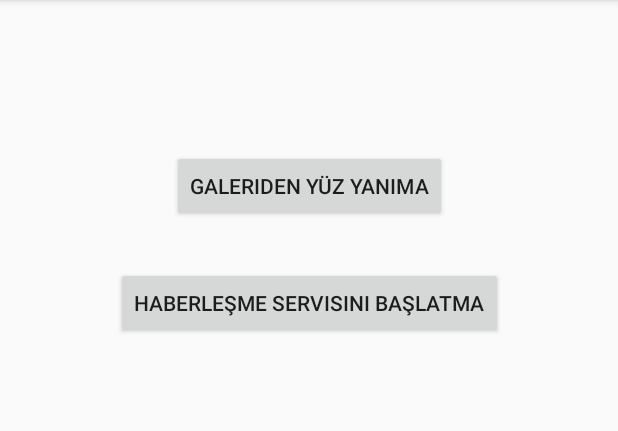
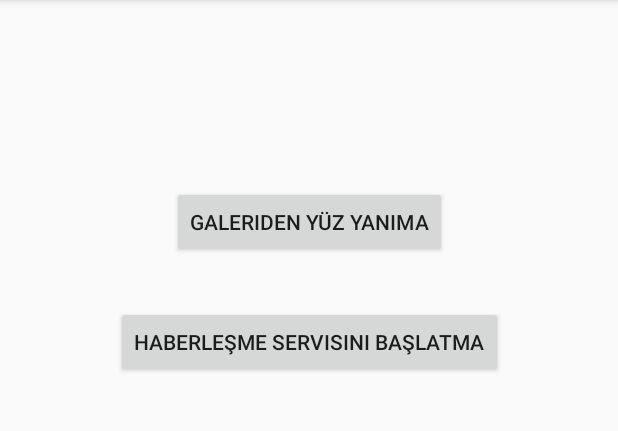
Before and after one commit to yedhrab/BitirmeProjesi-Eski, an Android app: the screen it shows after launch (MainActivity), on a phone screen of 412 x 824 dp, the part 84-515 px from its top. Run offline under Robolectric (Android 15) with nearby library versions, the light colour scheme and no system bars.

Commit message:
✨ Ufak tasarım iyileştirmesi

```diff
--- a/app/src/main/res/layout/activity_main.xml
+++ b/app/src/main/res/layout/activity_main.xml
@@ -10,7 +10,7 @@
         android:id="@+id/btn_gallery"
         android:layout_width="wrap_content"
         android:layout_height="wrap_content"
-        android:layout_marginTop="100dp"
+        android:layout_marginTop="124dp"
         android:text="@string/btn_gallery"
         app:layout_constraintEnd_toEndOf="parent"
         app:layout_constraintStart_toStartOf="parent"
@@ -20,9 +20,10 @@
         android:id="@+id/btn_telemetry"
         android:layout_width="wrap_content"
         android:layout_height="wrap_content"
-        android:layout_marginTop="30dp"
+        android:layout_marginTop="32dp"
         android:text="@string/btn_telemetry"
         app:layout_constraintEnd_toEndOf="parent"
         app:layout_constraintStart_toStartOf="parent"
         app:layout_constraintTop_toBottomOf="@+id/btn_gallery" />
+
 </androidx.constraintlayout.widget.ConstraintLayout>
```
